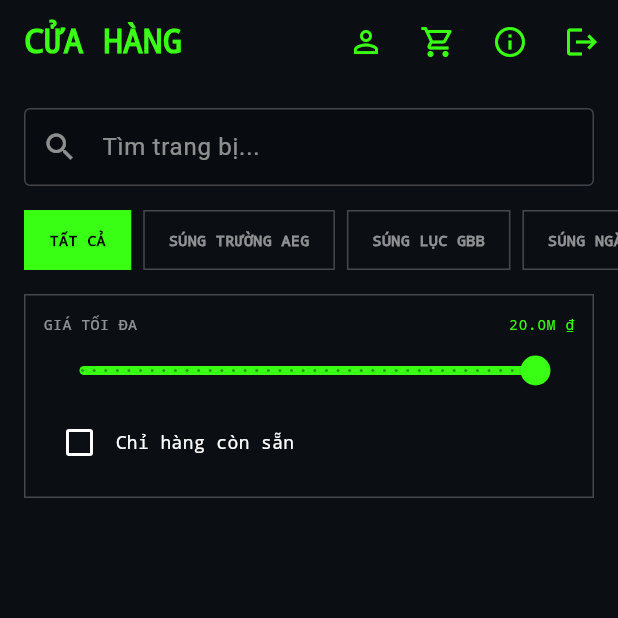
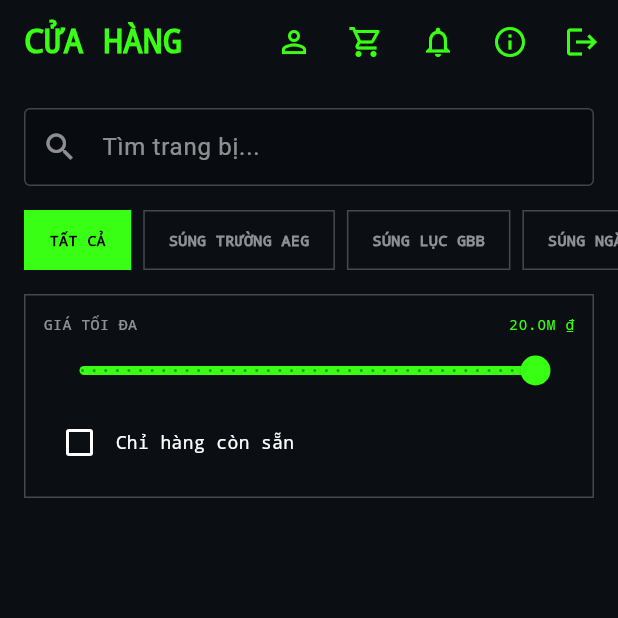
Before and after one commit to PhuongNPTSE193004/PRM393-Project, a Flutter app: the screen it shows once a user with an empty profile is signed in, on a phone screen of 412 x 824 dp, the top half of it. Run offline on Flutter 3.47's test engine with Material 3 defaults, Android fonts, the phone set to English and light mode, and no system bars; our stand-ins replace cloud_firestore, firebase_auth, firebase_core; accounts and stored records are empty.

Commit message:
feat: implement notification center feature with real-time firestore updates and appbar unread badge

```diff
--- /dev/null
+++ b/lib/models/app_notification.dart
@@ -0,0 +1,39 @@
+import 'package:cloud_firestore/cloud_firestore.dart';
+
+class AppNotification {
+  final String id;
+  final String userId;
+  final String title;
+  final String body;
+  final String kind;
+  final DateTime createdAt;
+  final bool read;
+
+  AppNotification({
+    required this.id,
+    required this.userId,
+    required this.title,
+    required this.body,
+    required this.kind,
+    required this.createdAt,
+    required this.read,
+  });
+
+  factory AppNotification.fromFirestore(DocumentSnapshot doc) {
+    final data = doc.data() as Map<String, dynamic>? ?? {};
+    final timestampVal = data['created_at'];
+    DateTime parsedTime = DateTime.now();
+    if (timestampVal is Timestamp) {
+      parsedTime = timestampVal.toDate();
+    }
+    return AppNotification(
+      id: doc.id,
+      userId: data['user_id'] ?? '',
+      title: data['title'] ?? '',
+      body: data['body'] ?? '',
+      kind: data['kind'] ?? 'store',
+      createdAt: parsedTime,
+      read: data['read'] as bool? ?? false,
+    );
+  }
+}
--- a/lib/screens/customer/checkout_screen.dart
+++ b/lib/screens/customer/checkout_screen.dart
@@ -272,6 +272,7 @@ class _CheckoutScreenState extends State<CheckoutScreen> {
       'body': 'Đơn hàng #${orderRef.id.substring(0, 8)} đang được xử lý.',
       'kind': 'order',
       'created_at': FieldValue.serverTimestamp(),
+      'read': false,
     });
 
     await batch.commit();
--- a/lib/screens/customer/product_list_screen.dart
+++ b/lib/screens/customer/product_list_screen.dart
@@ -9,10 +9,13 @@ import '../../widgets/product_card.dart';
 import 'cart_screen.dart';
 import 'profile_screen.dart';
 import 'chat_screen.dart';
+import 'notifications_screen.dart';
 
 import '../../services/product_service.dart';
+import '../../services/notification_service.dart';
 import '../../repositories/firebase/firestore_product_repository.dart';
 import '../../repositories/firebase/firestore_cart_repository.dart';
+import '../../repositories/firebase/firestore_notification_repository.dart';
 import 'about_screen.dart';
 
 class ProductListScreen extends StatefulWidget {
@@ -31,6 +34,7 @@ class _ProductListScreenState extends State<ProductListScreen> {
   late final ProductService _service;
   late final CartService _cartService;
   late final AuthService _authService;
+  late final NotificationService _notificationService;
   int _cartItemCount = 0;
 
   String? get _uid => _authService.currentUserId;
@@ -43,6 +47,7 @@ class _ProductListScreenState extends State<ProductListScreen> {
     final productRepository = FirestoreProductRepository();
     _service = ProductService(productRepository);
     _cartService = CartService(FirestoreCartRepository(productRepository));
+    _notificationService = NotificationService(FirestoreNotificationRepository());
 
     _loadProducts();
     _loadCartCount();
@@ -211,6 +216,58 @@ class _ProductListScreenState extends State<ProductListScreen> {
                   ),
                 ),
             ],
+          ),
+          StreamBuilder<int>(
+            stream: _notificationService.getUnreadCount(_uid ?? ''),
+            builder: (context, snapshot) {
+              final count = snapshot.data ?? 0;
+              return Stack(
+                alignment: Alignment.center,
+                children: [
+                  IconButton(
+                    icon: const Icon(Icons.notifications_outlined),
+                    onPressed: () {
+                      final uid = _uid;
+                      if (uid == null) return;
+
+                      Navigator.of(context).push(
+                        MaterialPageRoute(
+                          builder: (_) => NotificationsScreen(
+                            uid: uid,
+                            service: _notificationService,
+                          ),
+                        ),
+                      );
+                    },
+                  ),
+                  if (count > 0)
+                    Positioned(
+                      top: 8,
+                      right: 8,
+                      child: Container(
+                        padding: const EdgeInsets.all(3),
+                        constraints: const BoxConstraints(
+                          minWidth: 16,
+                          minHeight: 16,
+                        ),
+                        decoration: const BoxDecoration(
+                          color: Colors.redAccent,
+                          shape: BoxShape.circle,
+                        ),
+                        child: Text(
+                          count > 9 ? '9+' : '$count',
+                          textAlign: TextAlign.center,
+                          style: const TextStyle(
+                            color: Colors.white,
+                            fontSize: 10,
+                            fontWeight: FontWeight.bold,
+                          ),
+                        ),
+                      ),
+                    ),
+                ],
+              );
+            },
           ),
           IconButton(
             icon: const Icon(Icons.info_outline),
--- /dev/null
+++ b/lib/services/notification_service.dart
@@ -0,0 +1,24 @@
+import '../models/app_notification.dart';
+import '../repositories/notification_repository.dart';
+
+class NotificationService {
+  final NotificationRepository _repository;
+
+  NotificationService(this._repository);
+
+  Stream<List<AppNotification>> getNotifications(String userId) {
+    return _repository.getNotifications(userId);
+  }
+
+  Stream<int> getUnreadCount(String userId) {
+    return _repository.getUnreadCount(userId);
+  }
+
+  Future<void> markAsRead(String notificationId) {
+    return _repository.markAsRead(notificationId);
+  }
+
+  Future<void> markAllAsRead(String userId) {
+    return _repository.markAllAsRead(userId);
+  }
+}
```
Also changed, not shown: lib/repositories/firebase/firestore_notification_repository.dart (added, +58 -0 lines), lib/repositories/notification_repository.dart (added, +8 -0 lines), lib/screens/customer/notifications_screen.dart (added, +274 -0 lines).
